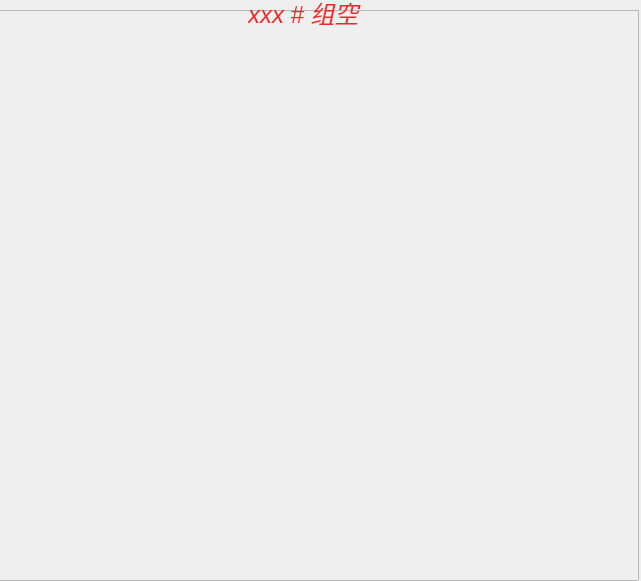
Old version of the form Window/Module/modularair.ui in the repository caosq/ChickenFarm.
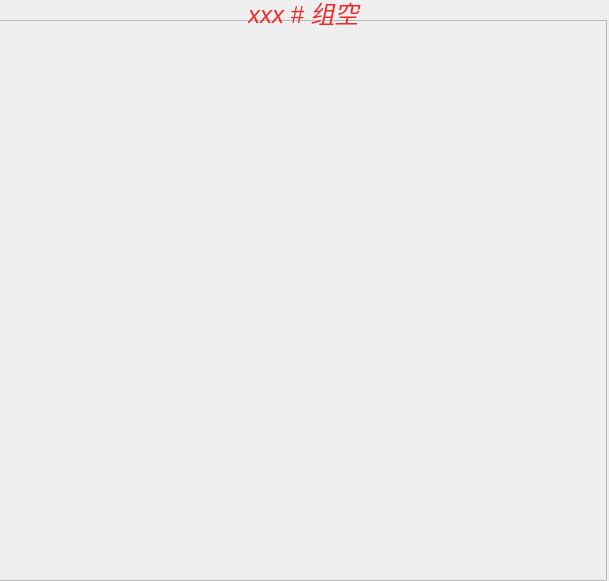
New version of the form. Icons and pictures are not drawn.

What changed in the file:
```diff
--- a/Window/Module/modularair.ui
+++ b/Window/Module/modularair.ui
@@ -6,7 +6,7 @@
    <rect>
     <x>0</x>
     <y>0</y>
-    <width>641</width>
+    <width>609</width>
     <height>581</height>
    </rect>
   </property>
@@ -17,9 +17,9 @@
    <property name="geometry">
     <rect>
      <x>-2</x>
-     <y>10</y>
-     <width>641</width>
-     <height>571</height>
+     <y>20</y>
+     <width>609</width>
+     <height>561</height>
     </rect>
    </property>
    <property name="font">
```
